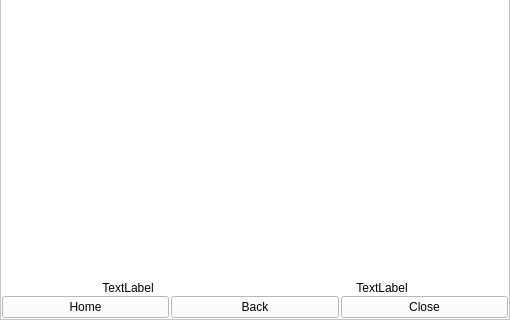
The window that widgets/mangareaderwidget.ui (Rain92/UltimateMangaReader) describes before a commit, drawn with Qt 5; both pictures show x 0 to 510 and y 360 to 680 of the 510 by 680 pixel window.
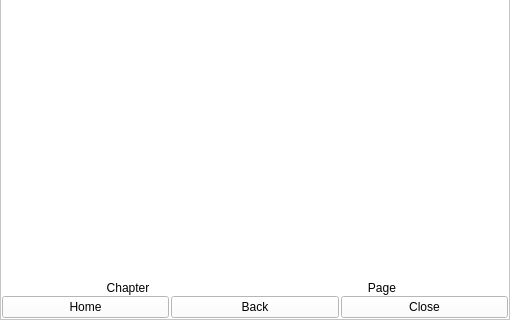
The same window after the commit. Custom widgets are drawn as their Qt base class.

Patch:
```diff
--- a/widgets/mangareaderwidget.ui
+++ b/widgets/mangareaderwidget.ui
@@ -102,9 +102,9 @@
          <item>
           <layout class="QHBoxLayout" name="horizontalLayout_7">
            <item>
-            <widget class="QLabel" name="labelReaderPage">
+            <widget class="QLabel" name="labelReaderChapter">
              <property name="text">
-              <string>TextLabel</string>
+              <string>Chapter</string>
              </property>
              <property name="alignment">
               <set>Qt::AlignCenter</set>
@@ -112,9 +112,9 @@
             </widget>
            </item>
            <item>
-            <widget class="QLabel" name="labelReaderChapter">
+            <widget class="QLabel" name="labelReaderPage">
              <property name="text">
-              <string>TextLabel</string>
+              <string>Page</string>
              </property>
              <property name="alignment">
               <set>Qt::AlignCenter</set>
```
